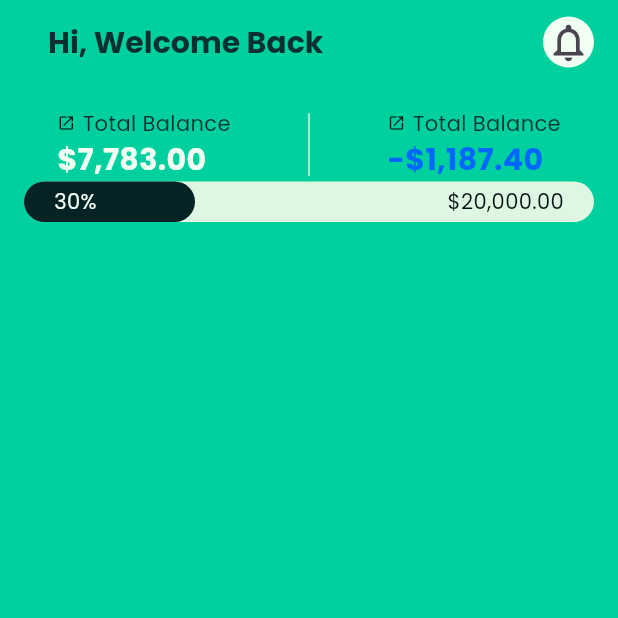
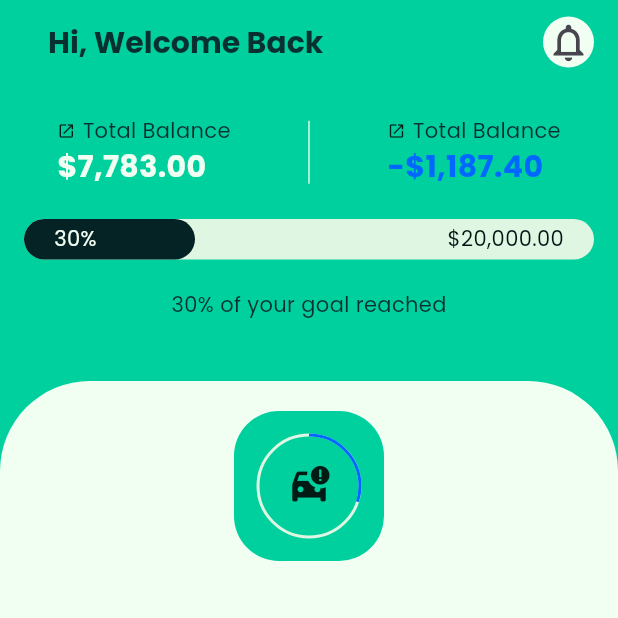
Before and after one commit to yousefmohamed35/fin_wise, a Flutter app: the HomeView screen opened by its route, on a phone screen of 412 x 824 dp, the top half of it. Run offline on Flutter 3.47's test engine with Material 3 defaults, Android fonts, the phone set to English and light mode, and no system bars; our stand-ins replace animate_do, animated_text_kit, flutter_svg, go_router, google_fonts, smooth_page_indicator.

Commit message:
create custom circualar progress indicator

```diff
--- /dev/null
+++ b/lib/feature/home/presentation/view/widgets/custom_ciruclar_progress_indicator.dart
@@ -0,0 +1,33 @@
+import 'package:flutter/material.dart';
+
+import '../../../../../core/themes/color_manager.dart';
+
+class CustomCircularProgressIndicator extends StatelessWidget {
+  const CustomCircularProgressIndicator({super.key});
+
+  @override
+  Widget build(BuildContext context) {
+    return Stack(
+      clipBehavior: Clip.none,
+      children: [
+        SizedBox(
+          height: 68,
+          width: 68,
+          child: CircularProgressIndicator(
+            value: 0.3,
+            strokeWidth: 2,
+            color: ColorManager.oceanBlueButton,
+            backgroundColor: ColorManager.lightGreen,
+          ),
+        ),
+        Positioned(
+          bottom: 0,
+          top: 0,
+          left: 0,
+          right: 0,
+          child: Icon(Icons.car_crash, size: 30),
+        ),
+      ],
+    );
+  }
+}
--- a/lib/feature/home/presentation/view/widgets/custom_linear_progress_indicator.dart
+++ b/lib/feature/home/presentation/view/widgets/custom_linear_progress_indicator.dart
@@ -4,13 +4,13 @@ import '../../../../../core/themes/color_manager.dart';
 import '../../../../../core/themes/text_style.dart';
 
 class CustomLinearProgressIndicator extends StatelessWidget {
-  const CustomLinearProgressIndicator({
-    super.key,
-  });
+  const CustomLinearProgressIndicator({super.key});
 
   @override
   Widget build(BuildContext context) {
-    return Stack(
+    return Padding(
+      padding: const EdgeInsets.symmetric(horizontal: 16),
+      child: Stack(
         children: [
           LinearProgressIndicator(
             value: 0.3,
@@ -42,6 +42,7 @@ class CustomLinearProgressIndicator extends StatelessWidget {
             ),
           ),
         ],
+      ),
     );
   }
 }
--- a/lib/feature/home/presentation/view/widgets/home_view_body.dart
+++ b/lib/feature/home/presentation/view/widgets/home_view_body.dart
@@ -1,5 +1,9 @@
+import 'package:fin_wise/core/widgets/custom_container.dart';
 import 'package:fin_wise/core/widgets/fit_hieght.dart';
 import 'package:flutter/material.dart';
+import '../../../../../core/themes/color_manager.dart';
+import '../../../../../core/themes/text_style.dart';
+import 'custom_ciruclar_progress_indicator.dart';
 import 'custom_linear_progress_indicator.dart';
 import 'total_balance_and_total_expence.dart';
 
@@ -9,14 +13,35 @@ class HomeViewBody extends StatelessWidget {
   @override
   Widget build(BuildContext context) {
     return FitHieght(
-      child: Padding(
-        padding: const EdgeInsets.all(16.0),
-        child: Column(
-          children: [
-            TotalBalanceAndTotalExpence(),
-            CustomLinearProgressIndicator(),
-          ],
-        ),
+      child: Column(
+        spacing: 20,
+        children: [
+          SizedBox(height: 1),
+          TotalBalanceAndTotalExpence(),
+          CustomLinearProgressIndicator(),
+          Text(
+            '30% of your goal reached',
+            style: TextStyles.paragraph(color: ColorManager.lettersAndIcons),
+          ),
+          SizedBox(height: 1),
+          Expanded(
+            child: CustomContainer(
+              child: Column(
+                children: [
+                  SizedBox(height: 20),
+                  Container(
+                    padding: const EdgeInsets.all(16),
+                    decoration: BoxDecoration(
+                      color: ColorManager.primary,
+                      borderRadius: BorderRadius.circular(30),
+                    ),
+                    child: CustomCircularProgressIndicator(),
+                  ),
+                ],
+              ),
+            ),
+          ),
+        ],
       ),
     );
   }
--- a/lib/feature/home/presentation/view/widgets/total_balance_and_total_expence.dart
+++ b/lib/feature/home/presentation/view/widgets/total_balance_and_total_expence.dart
@@ -9,7 +9,9 @@ class TotalBalanceAndTotalExpence extends StatelessWidget {
 
   @override
   Widget build(BuildContext context) {
-    return Row(
+    return Padding(
+      padding: const EdgeInsets.symmetric(horizontal: 16.0),
+      child: Row(
         mainAxisAlignment: MainAxisAlignment.spaceAround,
         children: [
           TotalBalance(),
@@ -20,6 +22,7 @@ class TotalBalanceAndTotalExpence extends StatelessWidget {
 
           TotalExpense(),
         ],
+      ),
     );
   }
 }
```
Lines whose indentation alone changed are shown as unchanged.
